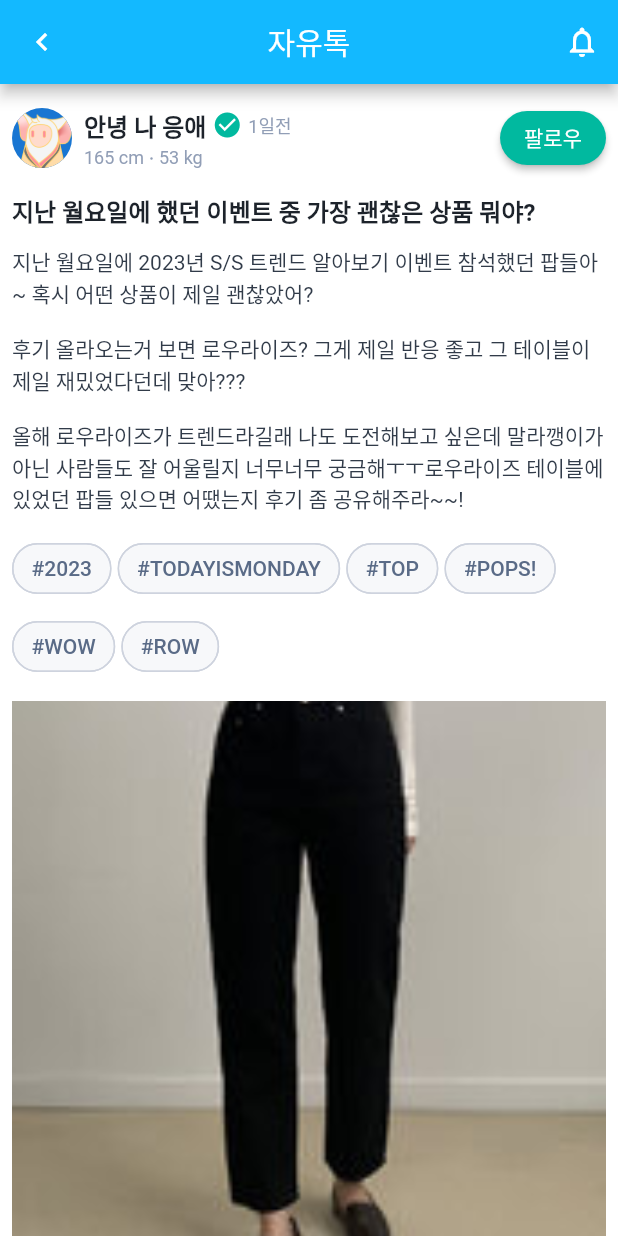
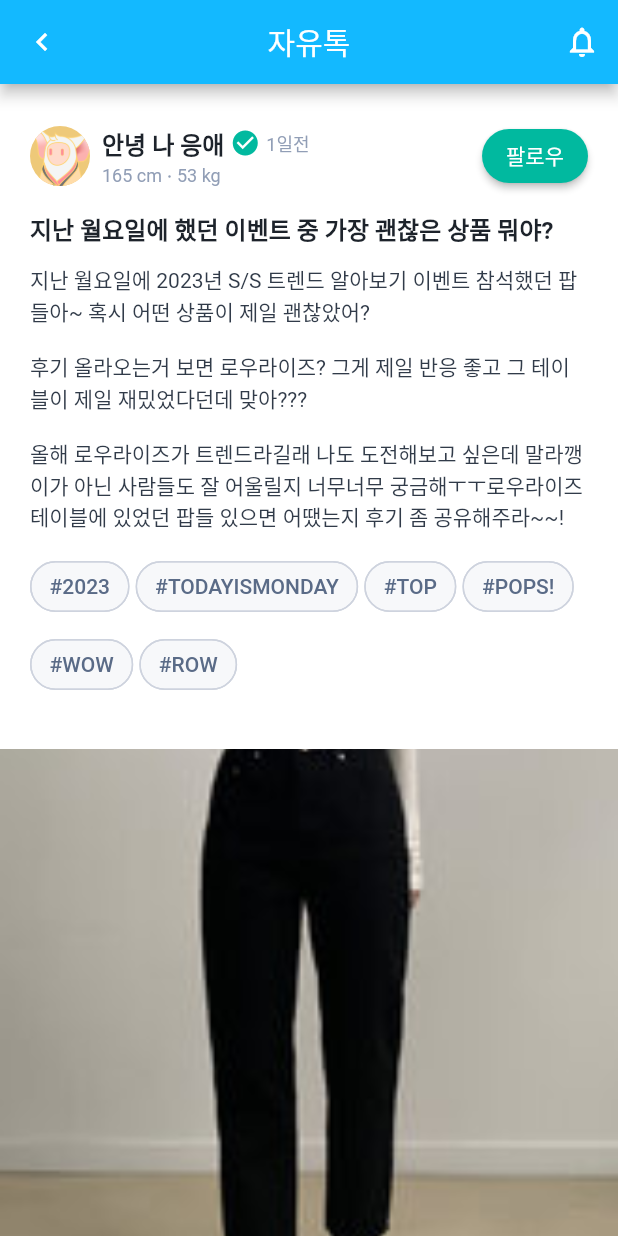
Before and after one commit to rajarshi-ch/responsive_ui_demo, a Flutter app: the screen it shows after launch, on a phone screen of 412 x 824 dp. Run offline on Flutter 3.47's test engine with Material 2 defaults, Android fonts, the light colour scheme and no system bars; our stand-ins replace bloc, flutter_bloc; generated files the repository leaves out were written again.

Commit message:
Padding fixes + avatar bg colour

```diff
--- a/lib/core/constants/const_data.dart
+++ b/lib/core/constants/const_data.dart
@@ -1,3 +1,4 @@
+import 'package:flutter/material.dart';
 import 'package:responsive_ui_demo/demo_ui/data/models/post_model.dart';
 import 'package:responsive_ui_demo/demo_ui/data/models/user_model.dart';
 
@@ -8,6 +9,7 @@ final List<User> kUsers = [
     userName: '안녕 나 응애',
     imageUrl: 'assets/images/image1.png',
     isVerified: true,
+    userAvatarBgColor: Color.fromARGB(255, 238, 201, 121),
   ),
   User(
     height: 165,
@@ -15,6 +17,7 @@ final List<User> kUsers = [
     userName: 'ㅇㅅㅇ',
     imageUrl: 'assets/images/image2.png',
     isVerified: false,
+    userAvatarBgColor: Color.fromARGB(255, 249, 136, 140),
   ),
 ];
 
--- a/lib/core/constants/constant_sizes.dart
+++ b/lib/core/constants/constant_sizes.dart
@@ -12,3 +12,7 @@ const double kMicroTextSize = 10;
 // SPacing Sizes
 
 const double kSpacingBetweenButtons = 12;
+
+//Padding
+
+const double kMainScreenPadding = 20;
--- a/lib/demo_ui/data/models/user_model.dart
+++ b/lib/demo_ui/data/models/user_model.dart
@@ -1,3 +1,5 @@
+import 'package:flutter/material.dart';
+
 class User {
   User({
     required this.userName,
@@ -5,6 +7,7 @@ class User {
     required this.weight,
     required this.imageUrl,
     required this.isVerified,
+    required this.userAvatarBgColor,
   });
 
   final String userName;
@@ -12,4 +15,5 @@ class User {
   final int weight;
   final String imageUrl;
   final bool isVerified;
+  final Color userAvatarBgColor;
 }
--- a/lib/demo_ui/view/components/user_header.dart
+++ b/lib/demo_ui/view/components/user_header.dart
@@ -23,6 +23,7 @@ class UserHeader extends StatelessWidget {
           padding: EdgeInsets.only(top: pad, bottom: pad, right: pad),
           child: CircleAvatar(
             backgroundImage: AssetImage(user.imageUrl),
+            backgroundColor: user.userAvatarBgColor,
           ),
         ),
         Column(
--- a/lib/demo_ui/view/components/write_comment_box.dart
+++ b/lib/demo_ui/view/components/write_comment_box.dart
@@ -9,7 +9,10 @@ class WriteCommentBox extends StatelessWidget {
   @override
   Widget build(BuildContext context) {
     return Padding(
-      padding: const EdgeInsets.all(8.0),
+      padding: const EdgeInsets.symmetric(
+        horizontal: kMainScreenPadding,
+        vertical: kMainScreenPadding * 0.5,
+      ),
       child: Row(
         children: [
           const Icon(
--- a/lib/demo_ui/view/demo_ui_page.dart
+++ b/lib/demo_ui/view/demo_ui_page.dart
@@ -34,11 +34,14 @@ class _DemoPageState extends State<DemoPage> {
       ),
       backgroundColor: Colors.white,
       body: SingleChildScrollView(
-          child: Padding(
-        padding: const EdgeInsets.all(8.0),
           child: Column(
         children: posts
             .map((post) => Column(
+                  crossAxisAlignment: CrossAxisAlignment.start,
+                  children: [
+                    Padding(
+                      padding: const EdgeInsets.all(kMainScreenPadding),
+                      child: Column(
                         crossAxisAlignment: CrossAxisAlignment.start,
                         children: [
                           Row(
@@ -77,12 +80,15 @@ class _DemoPageState extends State<DemoPage> {
                                 .map((tag) => HashTag(hashTag: tag))
                                 .toList(),
                           ),
+                        ],
+                      ),
+                    ),
                     const SizedBox(
                       height: 12,
                     ),
                     ImageCarousel(imageUrls: post.images),
                     Padding(
-                        padding: const EdgeInsets.all(12),
+                      padding: const EdgeInsets.all(kMainScreenPadding),
                       child: Row(children: const [
                         Likes(
                           likes: 5,
@@ -108,7 +114,12 @@ class _DemoPageState extends State<DemoPage> {
                       height: 10,
                       color: kLightBorderGray.withOpacity(0.6),
                     ),
-                      CommentsSection(),
+                    Padding(
+                      padding: const EdgeInsets.symmetric(
+                        horizontal: kMainScreenPadding,
+                      ),
+                      child: CommentsSection(),
+                    ),
                     Divider(
                       height: 10,
                       color: kLightBorderGray.withOpacity(0.6),
@@ -117,7 +128,6 @@ class _DemoPageState extends State<DemoPage> {
                   ],
                 ))
             .toList(),
-        ),
       )),
     );
   }
```
Lines whose indentation alone changed are shown as unchanged.
